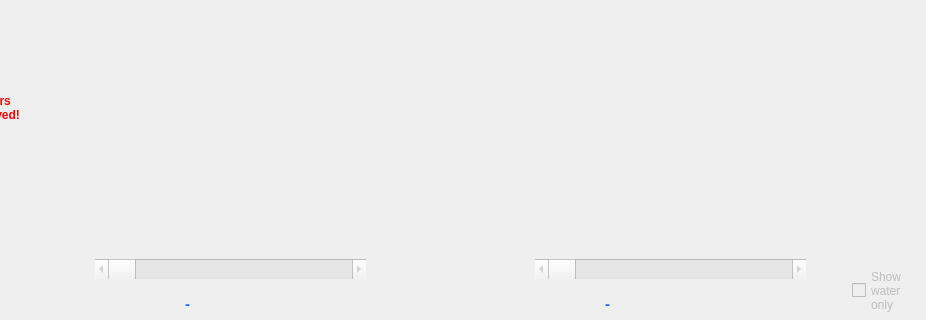
ProteusMRIgHIFU/BabelBrain, file BabelBrain/Babel_CTX500/form.ui: the form before one commit; both pictures show x 325 to 1251 and y 151 to 471 of the 1251 by 471 pixel window.
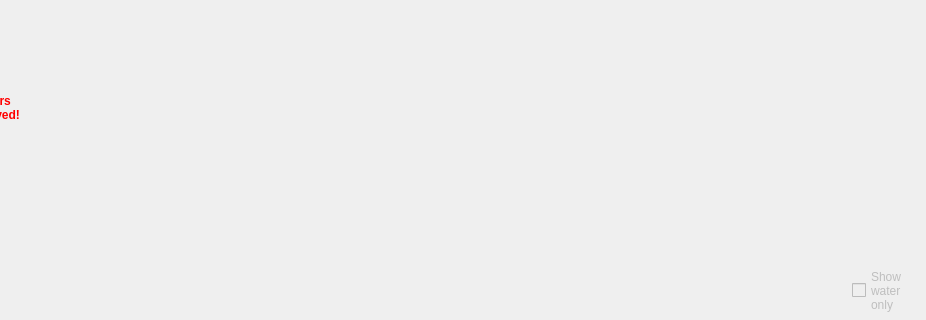
The form after the commit.

Commit message: Step 2 CTX-500 subplot scrollbars reimplemented as a widget

Diff of the .ui file:
```diff
--- a/BabelBrain/Babel_CTX500/form.ui
+++ b/BabelBrain/Babel_CTX500/form.ui
@@ -416,80 +416,14 @@
     <set>Qt::AlignCenter</set>
    </property>
   </widget>
-  <widget class="QScrollBar" name="IsppaScrollBar1">
-   <property name="enabled">
-    <bool>false</bool>
-   </property>
+  <widget class="QWidget" name="IsppaScrollBars" native="true">
    <property name="geometry">
     <rect>
-     <x>420</x>
+     <x>405</x>
      <y>410</y>
-     <width>271</width>
-     <height>20</height>
+     <width>730</width>
+     <height>61</height>
     </rect>
-   </property>
-   <property name="orientation">
-    <enum>Qt::Horizontal</enum>
-   </property>
-  </widget>
-  <widget class="QLabel" name="SliceLabel1">
-   <property name="geometry">
-    <rect>
-     <x>510</x>
-     <y>442</y>
-     <width>125</width>
-     <height>26</height>
-    </rect>
-   </property>
-   <property name="font">
-    <font>
-     <pointsize>11</pointsize>
-     <bold>true</bold>
-    </font>
-   </property>
-   <property name="styleSheet">
-    <string notr="true">color:rgb(22, 110, 255)</string>
-   </property>
-   <property name="text">
-    <string>-</string>
-   </property>
-  </widget>
-  <widget class="QLabel" name="SliceLabel2">
-   <property name="geometry">
-    <rect>
-     <x>930</x>
-     <y>442</y>
-     <width>125</width>
-     <height>26</height>
-    </rect>
-   </property>
-   <property name="font">
-    <font>
-     <pointsize>11</pointsize>
-     <bold>true</bold>
-    </font>
-   </property>
-   <property name="styleSheet">
-    <string notr="true">color:rgb(22, 110, 255)</string>
-   </property>
-   <property name="text">
-    <string>-</string>
-   </property>
-  </widget>
-  <widget class="QScrollBar" name="IsppaScrollBar2">
-   <property name="enabled">
-    <bool>false</bool>
-   </property>
-   <property name="geometry">
-    <rect>
-     <x>860</x>
-     <y>410</y>
-     <width>271</width>
-     <height>20</height>
-    </rect>
-   </property>
-   <property name="orientation">
-    <enum>Qt::Horizontal</enum>
    </property>
   </widget>
  </widget>
```
The commit also changes 3 other files.
